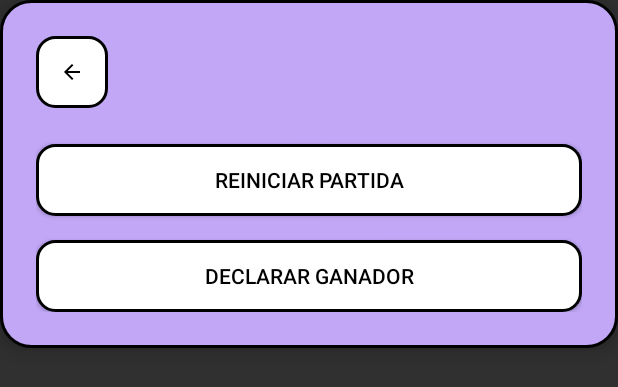
After one commit to UnaiUrabayen/CartoPuntos, an Android app built with Jetpack Compose: the layout menu_reiniciar_mus.xml on its own in the app's theme, with its tools: preview values and no code run, on a phone screen of 412 x 824 dp. The commit adds this screen. Shown: the top 387 px of the screen. Run offline under Robolectric (Android 15) with nearby library versions, the phone set to English and light mode, and no system bars.

Commit message:
Menu reinciiar
He intentado meter el gurdado local de partida pero las depenencias de co rutinas estan dnado erroers

```diff
--- /dev/null
+++ b/app/src/main/res/drawable/bg_button_border.xml
@@ -0,0 +1,9 @@
+<selector xmlns:android="http://schemas.android.com/apk/res/android">
+    <item>
+        <shape android:shape="rectangle">
+            <solid android:color="@color/white" />
+            <stroke android:width="2dp" android:color="@color/black" />
+            <corners android:radius="12dp" />
+        </shape>
+    </item>
+</selector>
--- /dev/null
+++ b/app/src/main/res/drawable/bg_dialog.xml
@@ -0,0 +1,6 @@
+<shape xmlns:android="http://schemas.android.com/apk/res/android"
+    android:shape="rectangle">
+    <solid android:color="@color/cp_light_primary" />
+    <corners android:radius="20dp" />
+    <stroke android:width="2dp" android:color="@color/black" />
+</shape>
--- /dev/null
+++ b/app/src/main/res/layout/menu_reiniciar_mus.xml
@@ -0,0 +1,46 @@
+<?xml version="1.0" encoding="utf-8"?>
+<LinearLayout xmlns:android="http://schemas.android.com/apk/res/android"
+    xmlns:app="http://schemas.android.com/apk/res-auto"
+    android:layout_width="match_parent"
+    android:layout_height="wrap_content"
+    android:orientation="vertical"
+    android:padding="24dp"
+    android:background="@drawable/bg_dialog"
+    android:elevation="8dp">
+
+    <!-- Botón de volver -->
+    <ImageButton
+        android:id="@+id/btnVolver"
+        android:layout_width="48dp"
+        android:layout_height="48dp"
+        android:layout_gravity="start"
+        android:layout_marginBottom="24dp"
+        android:background="@drawable/bg_button_border"
+        android:src="@mipmap/arrow_back_24dp"
+        android:contentDescription="@string/boton_para_volver_artras"
+        android:padding="8dp"
+        android:scaleType="centerInside"
+        app:tint="@android:color/black" />
+
+    <!-- Botón Reiniciar Partida -->
+    <Button
+        android:id="@+id/btnReiniciar"
+        android:layout_width="match_parent"
+        android:layout_height="wrap_content"
+        android:text="@string/reiniciar_partida"
+        android:background="@drawable/bg_button_border"
+        android:textColor="@android:color/black"
+        android:padding="14dp"
+        android:layout_marginBottom="16dp" />
+
+    <!-- Botón Declarar Ganador -->
+    <Button
+        android:id="@+id/btnDeclarar"
+        android:layout_width="match_parent"
+        android:layout_height="wrap_content"
+        android:text="@string/declarar_ganador"
+        android:background="@drawable/bg_button_border"
+        android:textColor="@android:color/black"
+        android:padding="14dp" />
+
+</LinearLayout>
--- a/app/src/main/res/values/strings.xml
+++ b/app/src/main/res/values/strings.xml
@@ -59,4 +59,7 @@
     <string name="jugador_8">Jugador 8</string>
     <string name="puntosJug8">0</string>
     <string name="icono_de_usuario_de_el_jugador_8">Icono de usuario de el jugador 8</string>
+    <string name="boton_para_volver_artras">Boton para volver artras</string>
+    <string name="reiniciar_partida">Reiniciar Partida</string>
+    <string name="declarar_ganador">Declarar Ganador</string>
 </resources>
```
Also changed, not shown: app/build.gradle.kts (+7 -0 lines), app/src/main/AndroidManifest.xml (+7 -14 lines), app/src/main/java/com/example/cartopuntos/Acitivityes/Activity_mus.kt (+180 -128 lines), app/src/main/java/com/example/cartopuntos/Acitivityes/MenuDialogFragment.kt (added, +39 -0 lines), app/src/main/java/com/example/cartopuntos/Model/Entity/FragmentJugador.kt (deleted, +0 -40 lines), app/src/main/java/com/example/cartopuntos/Model/Entity/PartidaMus.kt (added, +20 -0 lines), app/src/main/java/com/example/cartopuntos/Model/Service/UsuarioService.kt (+8 -20 lines), app/src/main/res/layout/activity_menu_dialog_fragment.xml (added, +10 -0 lines), app/src/main/res/layout/fragment_jugador_mus.xml (deleted, +0 -70 lines).
